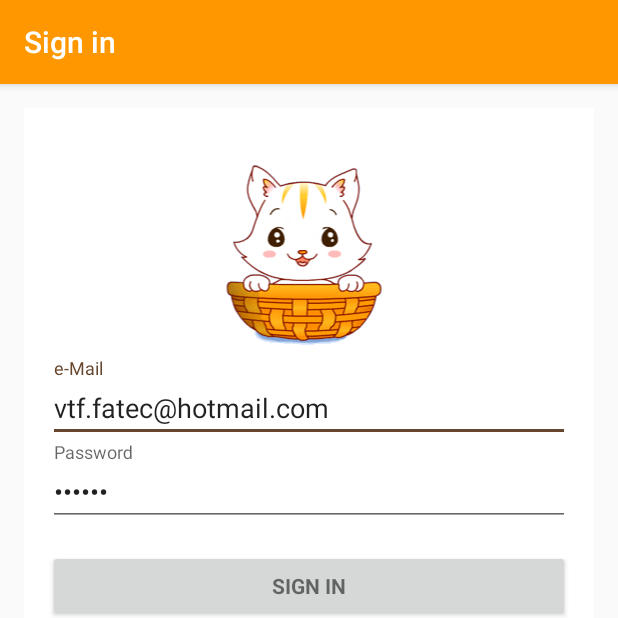
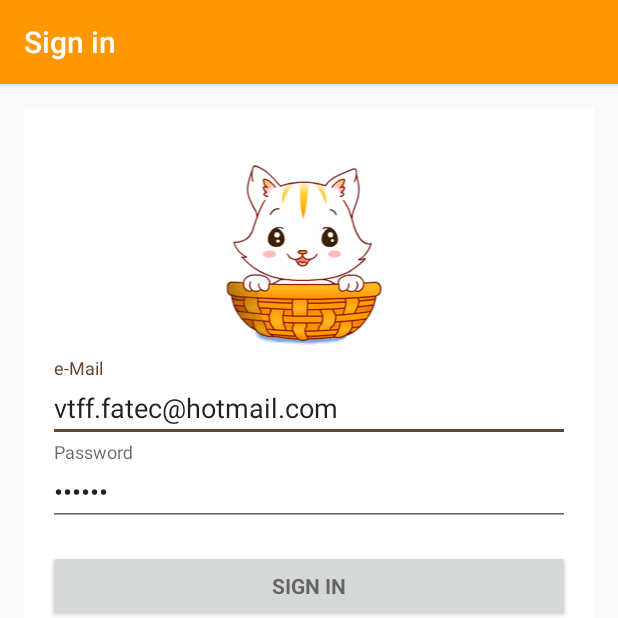
Before and after one commit to viniciustavanoferreira/Miaujude, an Android app: the LoginActivity screen opened directly, with no data from a screen before it, on a phone screen of 412 x 824 dp, the top half of it. Run offline under Robolectric (Android 15) with nearby library versions, the light colour scheme and no system bars; our stand-ins replace Firebase (no records; nobody signed in at launch, a user with empty details on screens opened directly).

Commit message:
Atualizar ID
Atualizar ID

```diff
--- a/app/src/main/java/com/fatec/labs/fatec_firebase/Activity/LoginActivity.java
+++ b/app/src/main/java/com/fatec/labs/fatec_firebase/Activity/LoginActivity.java
@@ -103,7 +103,7 @@ public class LoginActivity extends AppCompatActivity implements LoaderCallbacks<
         FirebaseUser currentUser = mAuth.getCurrentUser();
 
         //debug
-        mEmailView.setText("vtf.fatec@hotmail.com");
+        mEmailView.setText("vtff.fatec@hotmail.com");
         mPasswordView.setText("sap123");
     }
 
```
